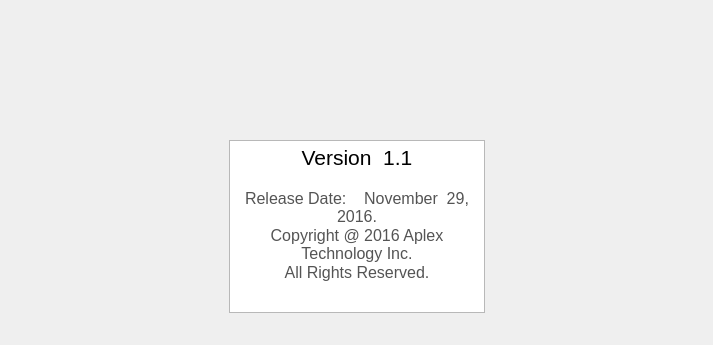
Before: the Qt Designer form version/version.ui in AplexOS/Qt-Examples, drawn with Qt 5.
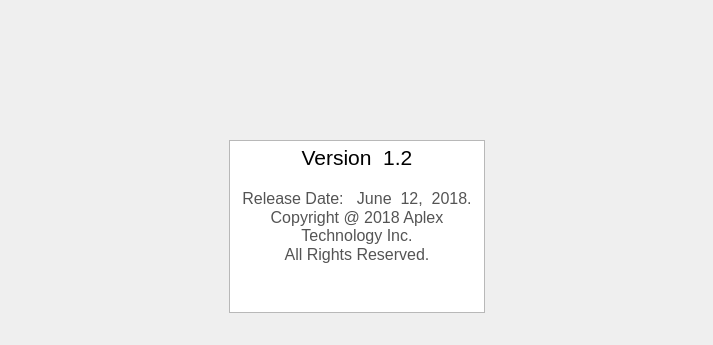
After: the same form once the commit is applied.

The edit to the form file:
```diff
--- a/version/version.ui
+++ b/version/version.ui
@@ -127,10 +127,10 @@
 &lt;html&gt;&lt;head&gt;&lt;meta name=&quot;qrichtext&quot; content=&quot;1&quot; /&gt;&lt;style type=&quot;text/css&quot;&gt;
 p, li { white-space: pre-wrap; }
 &lt;/style&gt;&lt;/head&gt;&lt;body style=&quot; font-family:'Ubuntu'; font-size:11pt; font-weight:400; font-style:normal;&quot;&gt;
-&lt;p align=&quot;center&quot; style=&quot; margin-top:0px; margin-bottom:0px; margin-left:0px; margin-right:0px; -qt-block-indent:0; text-indent:0px;&quot;&gt;&lt;span style=&quot; font-size:16pt;&quot;&gt;Version  1.1&lt;/span&gt;&lt;/p&gt;
+&lt;p align=&quot;center&quot; style=&quot; margin-top:0px; margin-bottom:0px; margin-left:0px; margin-right:0px; -qt-block-indent:0; text-indent:0px;&quot;&gt;&lt;span style=&quot; font-size:16pt;&quot;&gt;Version  1.2&lt;/span&gt;&lt;/p&gt;
 &lt;p align=&quot;center&quot; style=&quot;-qt-paragraph-type:empty; margin-top:0px; margin-bottom:0px; margin-left:0px; margin-right:0px; -qt-block-indent:0; text-indent:0px; font-size:12pt;&quot;&gt;&lt;br /&gt;&lt;/p&gt;
-&lt;p align=&quot;center&quot; style=&quot; margin-top:0px; margin-bottom:0px; margin-left:0px; margin-right:0px; -qt-block-indent:0; text-indent:0px;&quot;&gt;&lt;span style=&quot; font-size:12pt; color:#545454;&quot;&gt;Release Date:    November  29,  2016.&lt;/span&gt;&lt;/p&gt;
-&lt;p align=&quot;center&quot; style=&quot; margin-top:0px; margin-bottom:0px; margin-left:0px; margin-right:0px; -qt-block-indent:0; text-indent:0px;&quot;&gt;&lt;span style=&quot; font-size:12pt; color:#545454;&quot;&gt;Copyright @ 2016 Aplex Technology Inc.&lt;/span&gt;&lt;/p&gt;
+&lt;p align=&quot;center&quot; style=&quot; margin-top:0px; margin-bottom:0px; margin-left:0px; margin-right:0px; -qt-block-indent:0; text-indent:0px;&quot;&gt;&lt;span style=&quot; font-size:12pt; color:#545454;&quot;&gt;Release Date:   June  12,  2018.&lt;/span&gt;&lt;/p&gt;
+&lt;p align=&quot;center&quot; style=&quot; margin-top:0px; margin-bottom:0px; margin-left:0px; margin-right:0px; -qt-block-indent:0; text-indent:0px;&quot;&gt;&lt;span style=&quot; font-size:12pt; color:#545454;&quot;&gt;Copyright @ 2018 Aplex Technology Inc.&lt;/span&gt;&lt;/p&gt;
 &lt;p align=&quot;center&quot; style=&quot; margin-top:0px; margin-bottom:0px; margin-left:0px; margin-right:0px; -qt-block-indent:0; text-indent:0px;&quot;&gt;&lt;span style=&quot; font-size:12pt; color:#545454;&quot;&gt;All Rights Reserved.&lt;/span&gt;&lt;/p&gt;&lt;/body&gt;&lt;/html&gt;</string>
        </property>
       </widget>
```
